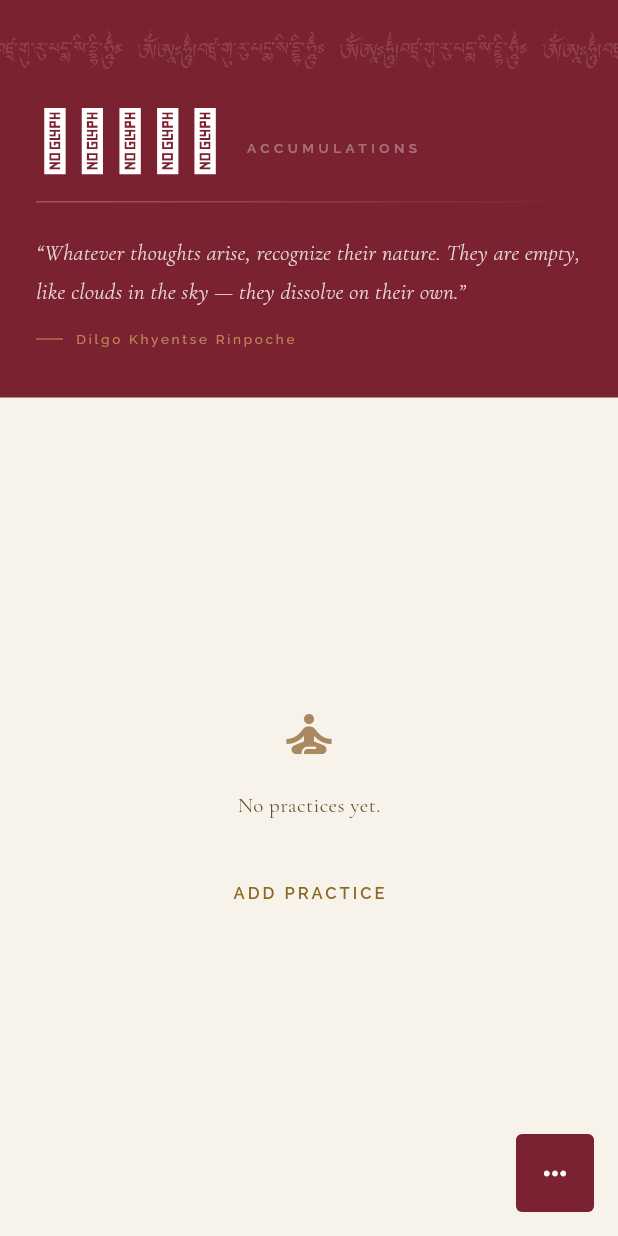
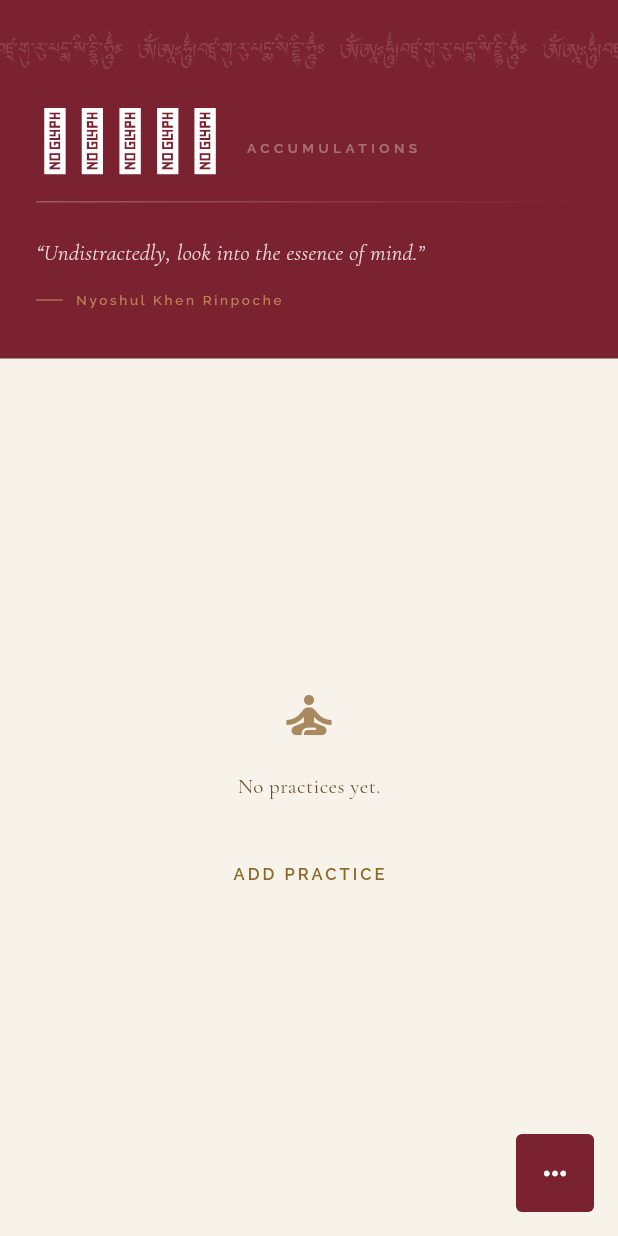
Before and after one commit to boloto1979/drub-app, a Flutter app: the PracticePage screen opened by its route, on a phone screen of 412 x 824 dp. Run offline on Flutter 3.47's test engine with Material 3 defaults, Android fonts, the phone set to English and light mode, and no system bars; our stand-ins replace flutter_riverpod, go_router, google_fonts, image_picker, isar, riverpod_annotation and 1 more; accounts and stored records are empty; generated files the repository leaves out were written again.

Commit message:
frases lotsawa

```diff
--- a/lib/shared/data/lama_quotes.dart
+++ b/lib/shared/data/lama_quotes.dart
@@ -1,3 +1,4 @@
+// All quotes verified from lotsawahouse.org translations.
 class LamaQuote {
   final String text;
   final String author;
@@ -5,104 +6,89 @@ class LamaQuote {
 }
 
 const List<LamaQuote> lamaQuotes = [
+  // ── Dudjom Rinpoche ─ "Calling the Guru from Afar" (lotsawahouse.org) ────────
   LamaQuote(
     text:
-        "Whatever arises in the mind, do not follow after it. Leave it as it is, naturally, in its own state.",
+        "Since this present awareness is the actual buddha, I find the guru of openness and contentment within my heart.",
     author: "Dudjom Rinpoche",
   ),
   LamaQuote(
     text:
-        "The nature of mind has never been stained. Like the sky, it is primordially pure. Rest in that recognition.",
+        "By relaxing in uncontrived awareness, the free and open natural state, I obtain the blessing of the aimless self-liberation of whatever arises.",
     author: "Dudjom Rinpoche",
   ),
   LamaQuote(
-    text:
-        "Do not be distracted. That is the entire teaching. Distraction is samsara; non-distraction is liberation.",
+    text: "Guru of unrepayable kindness, I only remember you!",
     author: "Dudjom Rinpoche",
   ),
+
+  // ── Dilgo Khyentse Rinpoche ─ "Heart Advice in Four Lines" (lotsawahouse.org)
   LamaQuote(
-    text:
-        "Keep your practice simple and free from elaboration. The natural state is always already here.",
-    author: "Dudjom Rinpoche",
+    text: "Do not forget the guru; pray to him at all times.",
+    author: "Dilgo Khyentse Rinpoche",
   ),
   LamaQuote(
-    text:
-        "The purpose of practice is not to gain something new, but to recognize what has always been present.",
-    author: "Dudjom Rinpoche",
+    text: "Do not let your mind be distracted; look into its very essence.",
+    author: "Dilgo Khyentse Rinpoche",
   ),
   LamaQuote(
-    text:
-        "Everything that appears is the display of your own mind. To recognize this is liberation.",
+    text: "Do not forget death; let it spur you on to Dharma.",
     author: "Dilgo Khyentse Rinpoche",
   ),
   LamaQuote(
     text:
-        "The whole aim of practice is to tame the mind. A tamed mind is the source of all happiness.",
+        "Do not forget sentient beings; with compassion dedicate your merit to them and make prayers of aspiration.",
+    author: "Dilgo Khyentse Rinpoche",
+  ),
+
+  // ── Dilgo Khyentse Rinpoche ─ "Advice to Three-Year Retreatants" (lotsawahouse.org)
+  LamaQuote(
+    text:
+        "If it is motivated by the wish to benefit all beings, then even a single prostration or a single recitation of the hundred-syllable mantra will yield inexhaustible merit.",
     author: "Dilgo Khyentse Rinpoche",
   ),
   LamaQuote(
     text:
-        "Whatever thoughts arise, recognize their nature. They are empty, like clouds in the sky — they dissolve on their own.",
+        "It is more important to take to heart the key instructions than to receive a great many teachings.",
     author: "Dilgo Khyentse Rinpoche",
   ),
   LamaQuote(
-    text:
-        "Devotion is the swift path. With devotion, blessings enter the mind naturally, without effort.",
+    text: "Never think that the Dharma you are practising is for your benefit alone.",
     author: "Dilgo Khyentse Rinpoche",
   ),
+
+  // ── Dilgo Khyentse Rinpoche ─ "Advice to Jamyang Gyaltsen" (lotsawahouse.org)
   LamaQuote(
     text:
-        "Do not be discouraged by the smallness of your daily practice. Each drop fills the ocean.",
+        "It is enough simply to know that your own mind is inseparable from the guru, and to have continuous yearning and vivid devotion.",
     author: "Dilgo Khyentse Rinpoche",
   ),
+
+  // ── Patrul Rinpoche ─ "Preliminary Points" (lotsawahouse.org) ────────────────
   LamaQuote(
     text:
-        "Your own mind, primordially empty and luminous — that is the buddha. Do not seek it elsewhere.",
+        "Not paying attention is to be like a container turned upside down. Not remembering is to be like a container with a hole in it. Mixing what you hear with mental afflictions is to be like a container with poison inside.",
     author: "Patrul Rinpoche",
   ),
+
+  // ── Nyoshul Khen Rinpoche ─ "Natural Great Peace" (lotsawahouse.org) ─────────
   LamaQuote(
     text:
-        "Examine your own mind. There is no greater practice than this. There is no greater teacher than your own awareness.",
-    author: "Patrul Rinpoche",
+        "Rest in natural great peace, this exhausted mind, beaten helpless by karma and neurotic thought, like the relentless fury of pounding waves in the infinite ocean of saṃsāra.",
+    author: "Nyoshul Khen Rinpoche",
   ),
+
+  // ── Nyoshul Khen Rinpoche ─ "Mindfulness: The Mirror of the Mind" (lotsawahouse.org)
   LamaQuote(
-    text:
-        "All suffering arises from seeking happiness for oneself alone. All happiness arises from seeking it for others.",
-    author: "Patrul Rinpoche",
-  ),
-  LamaQuote(
-    text:
-        "The Dharma is not something outside. It is the nature of your own mind. Look inward.",
-    author: "Patrul Rinpoche",
-  ),
-  LamaQuote(
-    text:
-        "Practice is accumulating merit and wisdom — not as a burden, but as a natural expression of devotion.",
-    author: "Jigme Khyentse Rinpoche",
-  ),
-  LamaQuote(
-    text:
-        "Each recitation is a seed. Trust in the blessing of the lineage. The fruit will come in its own time.",
-    author: "Jigme Khyentse Rinpoche",
-  ),
-  LamaQuote(
-    text:
-        "Do not judge your practice by its quantity. One mantra recited with full presence outweighs a thousand recited in distraction.",
-    author: "Jigme Khyentse Rinpoche",
-  ),
-  LamaQuote(
-    text:
-        "Rest in natural great peace, this exhausted mind beaten helpless by karma and neurotic thoughts — like waves in the infinite ocean of samsara.",
+    text: "Mindfulness is the root of the Dharma.",
     author: "Nyoshul Khen Rinpoche",
   ),
   LamaQuote(
-    text:
-        "The nature of mind is open, clear, and unobstructed. It has never been anything other than this. Rest there.",
+    text: "Mindfulness is the path's main practice.",
     author: "Nyoshul Khen Rinpoche",
   ),
   LamaQuote(
-    text:
-        "Guru Rinpoche's blessing is always here, inseparable from your own mind. Call out to him with devotion and recognize this.",
+    text: "Undistractedly, look into the essence of mind.",
     author: "Nyoshul Khen Rinpoche",
   ),
 ];
```
